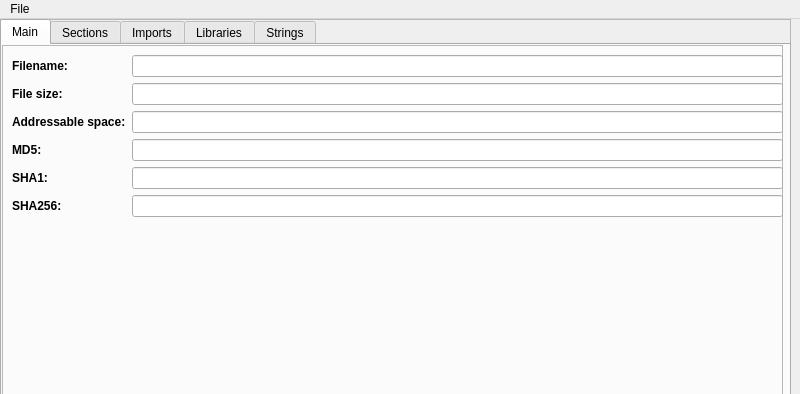
First picture: the form in framework.ui, repository Saltbourne/ELFStudio, before the edit; both pictures show x 0 to 800 and y 0 to 394 of the 800 by 600 pixel window.
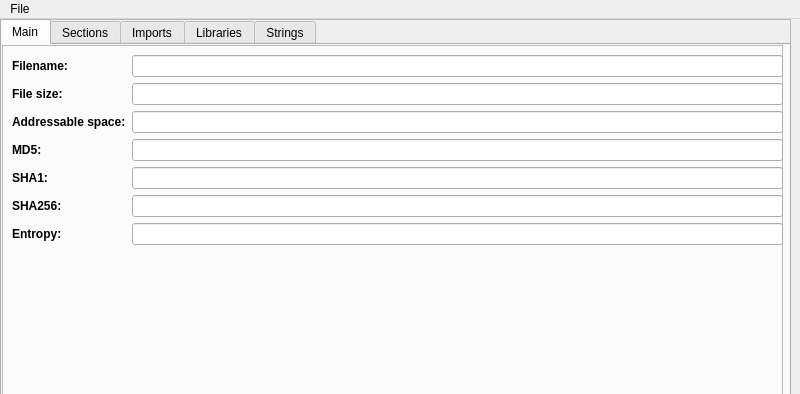
Second picture: the form after the edit. The open tabs and pages were chosen to show the change.

What changed in the file:
```diff
--- a/framework.ui
+++ b/framework.ui
@@ -187,6 +187,25 @@
               </property>
              </widget>
             </item>
+            <item row="6" column="0">
+             <widget class="QLabel" name="label_7">
+              <property name="font">
+               <font>
+                <bold>true</bold>
+               </font>
+              </property>
+              <property name="text">
+               <string>Entropy:</string>
+              </property>
+             </widget>
+            </item>
+            <item row="6" column="1">
+             <widget class="QLineEdit" name="lineEdit_7">
+              <property name="readOnly">
+               <bool>true</bool>
+              </property>
+             </widget>
+            </item>
            </layout>
           </widget>
          </widget>
```
Left out of the diff: 2 changed lines with no effect on the pictures.
